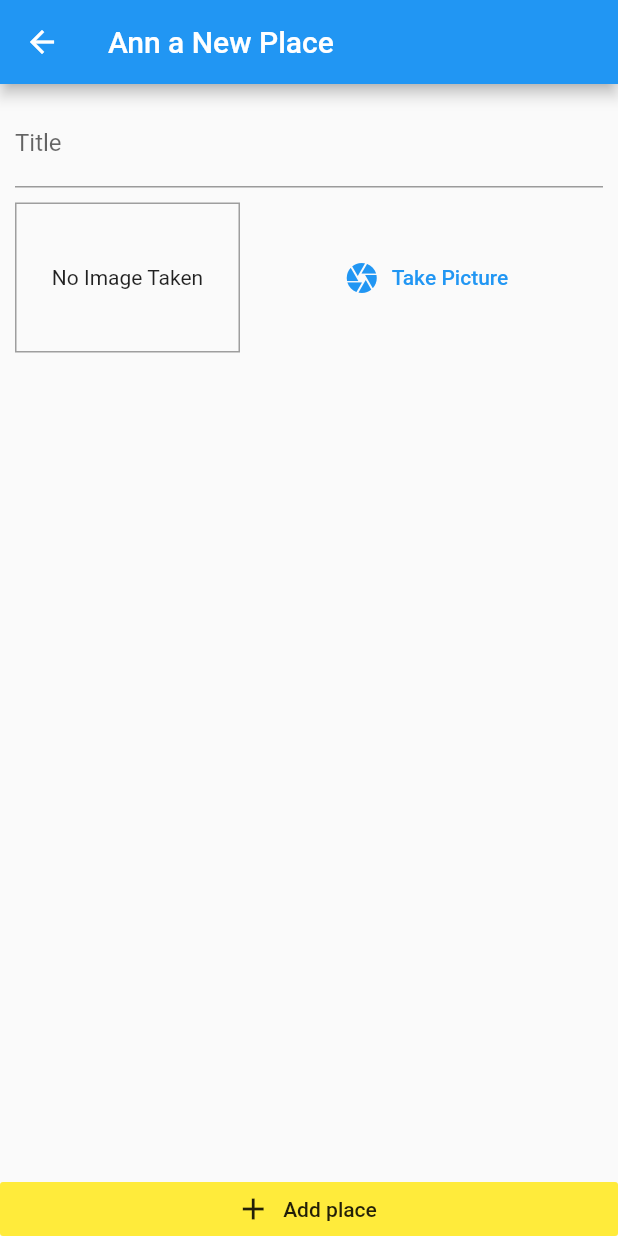
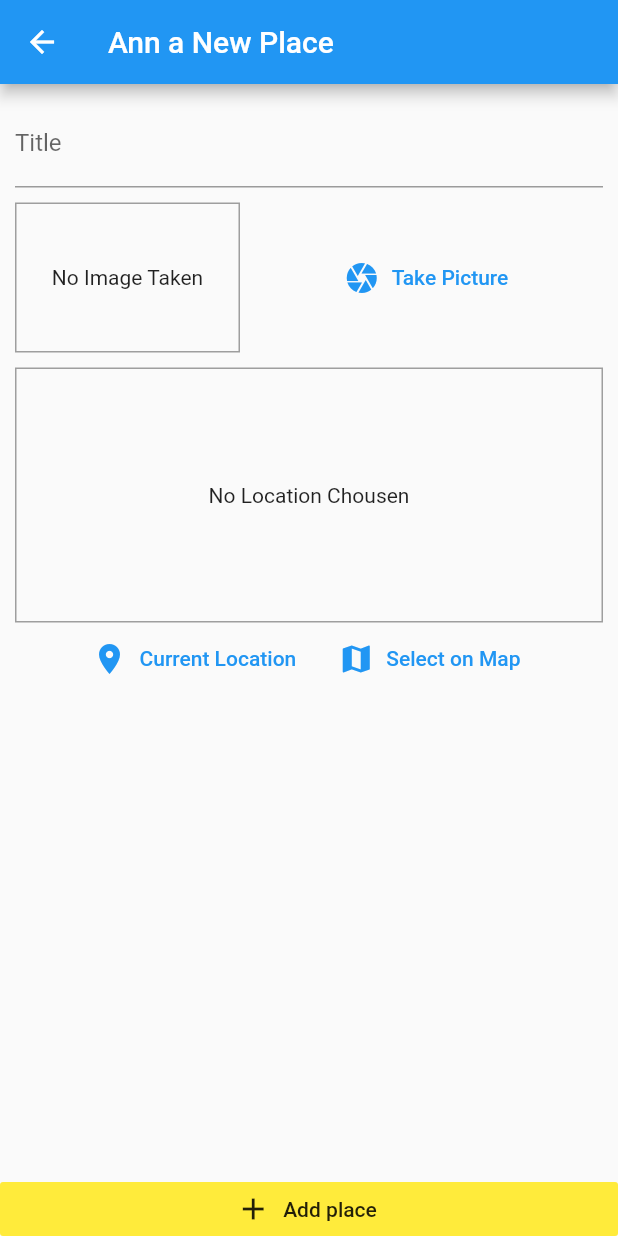
Before and after one commit to ssghazaryan/greate_places, a Flutter app: the AddPlaceScreen screen opened by its route, on a phone screen of 412 x 824 dp. Run offline on Flutter 3.47's test engine with Material 2 defaults, Android fonts, the phone set to English and light mode, and no system bars; our stand-ins replace dio, google_maps_flutter, image_picker, location, sqflite; accounts and stored records are empty.

Commit message:
add map and place api

```diff
--- a/lib/helpers/db_helper.dart
+++ b/lib/helpers/db_helper.dart
@@ -8,7 +8,7 @@ class DBHelper {
     return sql.openDatabase(path.join(dbPath, 'places.db'),
         onCreate: (db, version) {
       return db.execute(
-          'CREATE TABLE user_places(id TEXT PRIMARY KEY, title TEXT, image TEXT)');
+          'CREATE TABLE user_places(id TEXT PRIMARY KEY, title TEXT, image TEXT, loc_lat REAL, loc_lng REAL, address TEXT)');
     }, version: 1);
   }
 
--- /dev/null
+++ b/lib/helpers/location_helper.dart
@@ -0,0 +1,18 @@
+import 'package:dio/dio.dart';
+
+const GOOGLE_API_KEY = 'AIzaSyAQVUeJifi6PFOPNynFYcCtQEuPR2Ylm98';
+
+class LocationHelper {
+  static String generateLocationPreviewImage(
+      {double latitude, double longitude}) {
+    return 'https://maps.googleapis.com/maps/api/staticmap?center=&$latitude,$longitude&zoom=16&size=600x300&maptype=roadmap&markers=color:red%7Clabel:A%7C$latitude,$longitude&key=$GOOGLE_API_KEY';
+  }
+
+  static Future<String> getPlaceAdress(double lat, double lng) async {
+    final url = 'https://maps.googleapis.com/maps/api/geocode/json?latlng=$lat,$lng&key=$GOOGLE_API_KEY';
+    final response = await Dio().get(url);
+    print(url);
+    if((response.data['results'] as List).length <=0 ) return 'can\'t load address $lat $lng';
+    return response.data['results'][0]['formatted_address'];
+  }
+}
--- a/lib/main.dart
+++ b/lib/main.dart
@@ -12,8 +12,8 @@ class MyApp extends StatelessWidget {
   @override
   Widget build(BuildContext context) {
     return ChangeNotifierProvider.value(
-          value: GreatePlaces(),
-          child: MaterialApp(
+      value: GreatePlaces(),
+      child: MaterialApp(
         title: 'Great Places',
         theme: ThemeData(
           accentColor: Colors.yellow,
@@ -23,6 +23,7 @@ class MyApp extends StatelessWidget {
         home: PlacesListScreen(),
         routes: {
           AddPlaceScreen.routeName: (ctx) => AddPlaceScreen(),
+         // MapsScreen.routeName: (ctx) => MapsScreen(),
         },
       ),
     );
--- a/lib/models/place.dart
+++ b/lib/models/place.dart
@@ -7,7 +7,7 @@ class PlaceLocation {
   final double longitude;
   final String address;
 
-  PlaceLocation({
+  const PlaceLocation({
     @required this.latitude,
     @required this.longitude,
     this.address,
--- a/lib/screens/add_place_screen.dart
+++ b/lib/screens/add_place_screen.dart
@@ -1,7 +1,10 @@
 import 'dart:io';
 
-import 'package:GreatPlaces/providers/greate_places.dart';
-import 'package:GreatPlaces/widgets/image_input.dart';
+import 'package:GreatPlaces/models/place.dart';
+
+import '../providers/greate_places.dart';
+import '../widgets/image_input.dart';
+import '../widgets/location_input.dart';
 import 'package:flutter/material.dart';
 import 'package:provider/provider.dart';
 
@@ -15,17 +18,22 @@ class AddPlaceScreen extends StatefulWidget {
 class _AddPlaceScreenState extends State<AddPlaceScreen> {
   final _titleController = TextEditingController();
   File _pickedImage;
+  PlaceLocation _pickedLocation;
 
   void _selectImage(File myPickedImage) {
     _pickedImage = myPickedImage;
   }
 
+  void _selectPlace(double lat, double lng){
+    _pickedLocation = PlaceLocation(latitude: lat,longitude: lng);
+  }
+
   void _savePlace() {
-    if (_titleController.text.isEmpty || _pickedImage == null) {
+    if (_titleController.text.isEmpty || _pickedImage == null || _pickedLocation == null) {
       return;
     }
     Provider.of<GreatePlaces>(context, listen: false)
-        .addPlace(_titleController.text, _pickedImage);
+        .addPlace(_titleController.text, _pickedImage, _pickedLocation);
     Navigator.of(context).pop();
   }
 
@@ -51,6 +59,8 @@ class _AddPlaceScreenState extends State<AddPlaceScreen> {
                     ),
                     SizedBox(height: 10),
                     ImageInput(_selectImage),
+                    SizedBox(height: 10,),
+                    LocationInput(_selectPlace),
                   ],
                 ),
               ),
--- a/lib/screens/place_list_screen.dart
+++ b/lib/screens/place_list_screen.dart
@@ -42,6 +42,7 @@ class PlacesListScreen extends StatelessWidget {
                                         FileImage(greatPlaces.items[i].image),
                                   ),
                                   title: Text(greatPlaces.items[i].title),
+                                  subtitle: Text(greatPlaces.items[i].location.address),
                                   onTap: () {},
                                 ),
                               ),
--- /dev/null
+++ b/lib/widgets/location_input.dart
@@ -0,0 +1,95 @@
+import 'package:GreatPlaces/helpers/location_helper.dart';
+import 'package:GreatPlaces/screens/map_screen.dart';
+import 'package:flutter/material.dart';
+import 'package:google_maps_flutter/google_maps_flutter.dart';
+import 'package:location/location.dart';
+
+class LocationInput extends StatefulWidget {
+  final Function onSelectPlace;
+
+  LocationInput(this.onSelectPlace);
+
+  @override
+  _LocationInputState createState() => _LocationInputState();
+}
+
+class _LocationInputState extends State<LocationInput> {
+  String _previewImageUrl;
+
+  void _showPreview(double lat, double lng) {
+    final staticMapImageUrl = LocationHelper.generateLocationPreviewImage(
+        latitude: lat, longitude: lng);
+    setState(() {
+      _previewImageUrl = staticMapImageUrl;
+    });
+  }
+
+  Future<void> _getCurrentUserLocation() async {
+    try {
+      final locationData = await Location().getLocation();
+      _showPreview(locationData.longitude, locationData.latitude);
+      widget.onSelectPlace(locationData.latitude, locationData.longitude);
+    } catch (erro) {
+      return;
+    }
+  }
+
+  Future<void> _selectOnMap() async {
+    final selectedLocation = await Navigator.push<LatLng>(
+        context,
+        MaterialPageRoute(
+            fullscreenDialog: true,
+            builder: (ctx) => MapsScreen(
+                  isSelecting: true,
+                )));
+    if (selectedLocation == null) return;
+    _showPreview(selectedLocation.latitude, selectedLocation.longitude);
+    widget.onSelectPlace(selectedLocation.latitude, selectedLocation.longitude);
+  }
+
+  @override
+  Widget build(BuildContext context) {
+    return Column(
+      children: [
+        Container(
+          alignment: Alignment.center,
+          height: 170,
+          decoration: BoxDecoration(
+            border: Border.all(
+              width: 1,
+              color: Colors.grey,
+            ),
+          ),
+          width: double.infinity,
+          child: _previewImageUrl == null
+              ? Text(
+                  'No Location Chousen',
+                  textAlign: TextAlign.center,
+                )
+              : Image.network(
+                  _previewImageUrl,
+                  fit: BoxFit.cover,
+                  width: double.infinity,
+                ),
+        ),
+        Row(
+          mainAxisAlignment: MainAxisAlignment.center,
+          children: [
+            FlatButton.icon(
+              icon: Icon(Icons.location_on),
+              label: Text('Current Location'),
+              textColor: Theme.of(context).primaryColor,
+              onPressed: _getCurrentUserLocation,
+            ),
+            FlatButton.icon(
+              icon: Icon(Icons.map),
+              label: Text('Select on Map'),
+              textColor: Theme.of(context).primaryColor,
+              onPressed: _selectOnMap,
+            ),
+          ],
+        )
+      ],
+    );
+  }
+}
--- a/pubspec.yaml
+++ b/pubspec.yaml
@@ -33,6 +33,9 @@ dependencies:
   path_provider: ^1.6.5
   path: ^1.6.4
   sqflite: ^1.3.0
+  location: ^3.0.2
+  google_maps_flutter: ^0.5.25+3
+  dio: ^3.0.9
 
 dev_dependencies:
   flutter_test:
```
Also changed, not shown: lib/providers/greate_places.dart (+30 -9 lines), lib/screens/map_screen.dart (added, +63 -0 lines), pubspec.lock, 3 other files.
